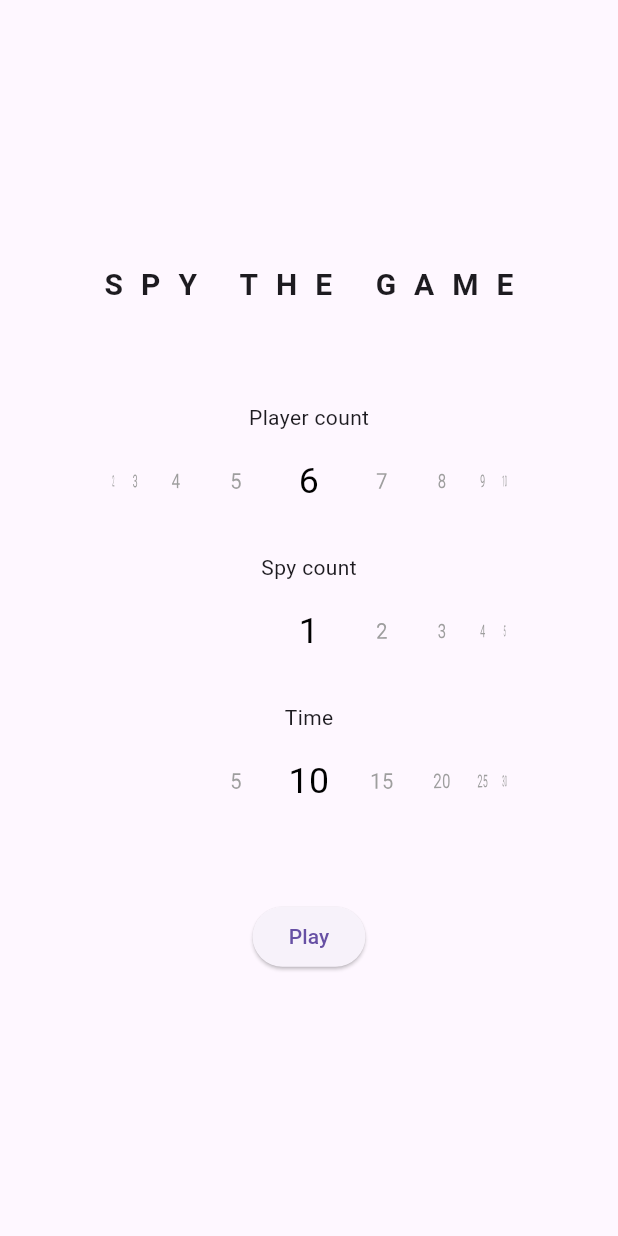
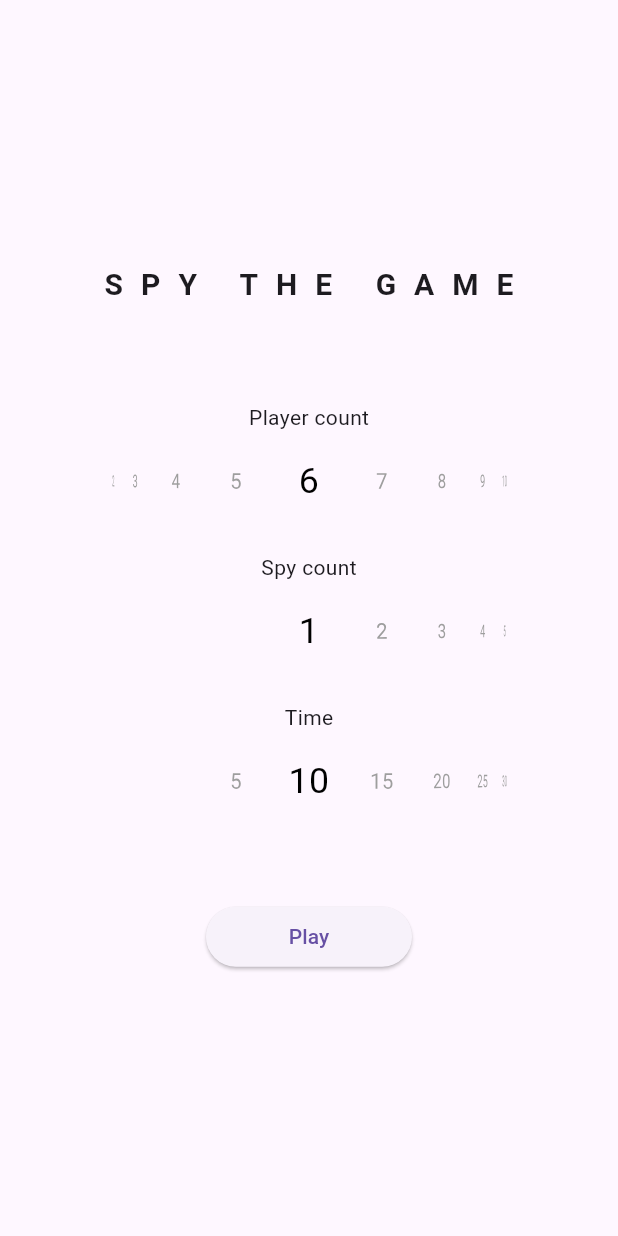
Before and after one commit to soltanzadehErfan/spy, a Flutter app: the screen it shows after launch, on a phone screen of 412 x 824 dp. Run offline on Flutter 3.47's test engine with Material 3 defaults, Android fonts, the phone set to English and light mode, and no system bars; drawn by our look-alikes of wheel_chooser; our stand-ins replace flutter_svg, go_router.

Commit message:
minor changes

```diff
--- a/lib/src/core/my_app.dart
+++ b/lib/src/core/my_app.dart
@@ -13,7 +13,7 @@ class MyApp extends StatelessWidget {
       debugShowCheckedModeBanner: false,
       title: 'SPY',
       locale: const Locale('_fa', 'IR'),
-      darkTheme: ThemeData.light(useMaterial3: true),
+      darkTheme: ThemeData.dark(),
       routerConfig: _router,
     );
   }
--- a/lib/src/modules/home/home_screen.dart
+++ b/lib/src/modules/home/home_screen.dart
@@ -22,7 +22,6 @@ class _HomeScreen extends StatelessWidget {
   @override
   Widget build(BuildContext context) {
     final provider = context.watch<HomeProvider>();
-
     return Scaffold(
       body: Column(
         mainAxisAlignment: MainAxisAlignment.center,
@@ -38,7 +37,9 @@ class _HomeScreen extends StatelessWidget {
           const SizedBox(height: 32),
           _buildWheelChooser('Time', provider.time, 1),
           const SizedBox(height: 64),
-          ElevatedButton(onPressed: () => context.go('/play_screen'), child: const Text('Play')),
+          SizedBox(
+              width: MediaQuery.of(context).size.width / 3,
+              child: ElevatedButton(onPressed: () => context.go('/play_screen'), child: const Text('Play'))),
         ],
       ),
     );
```
